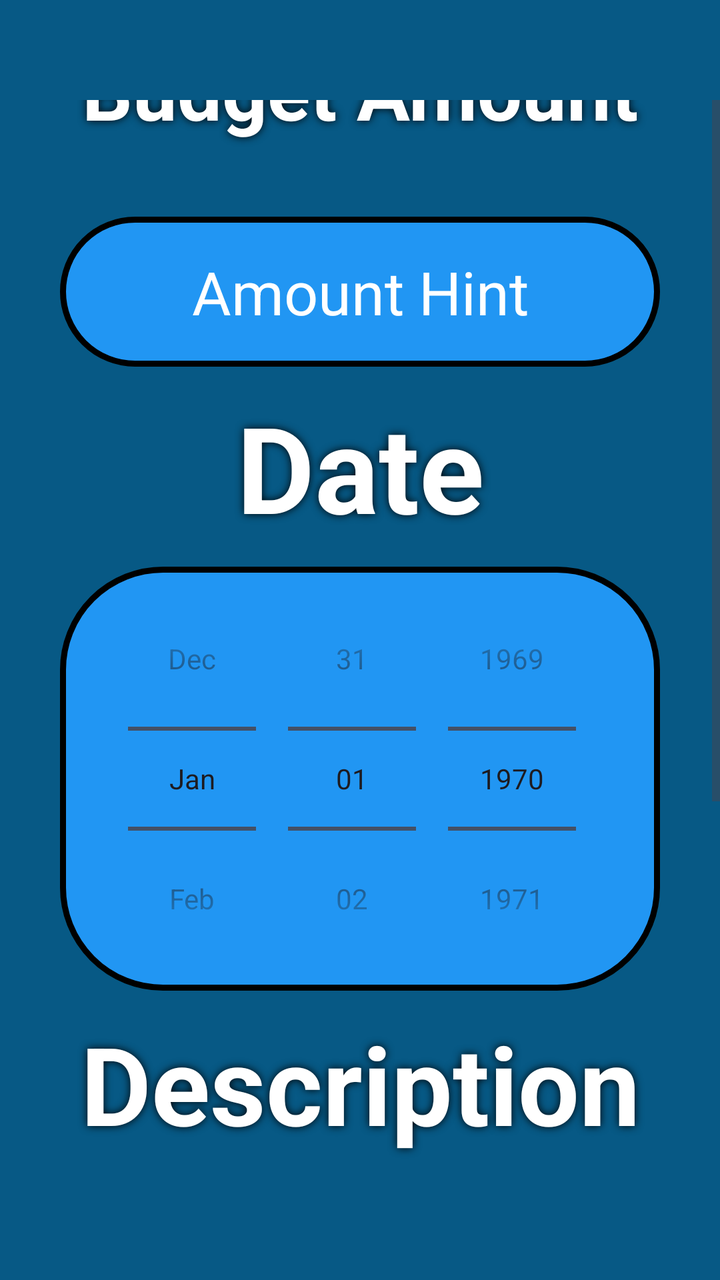
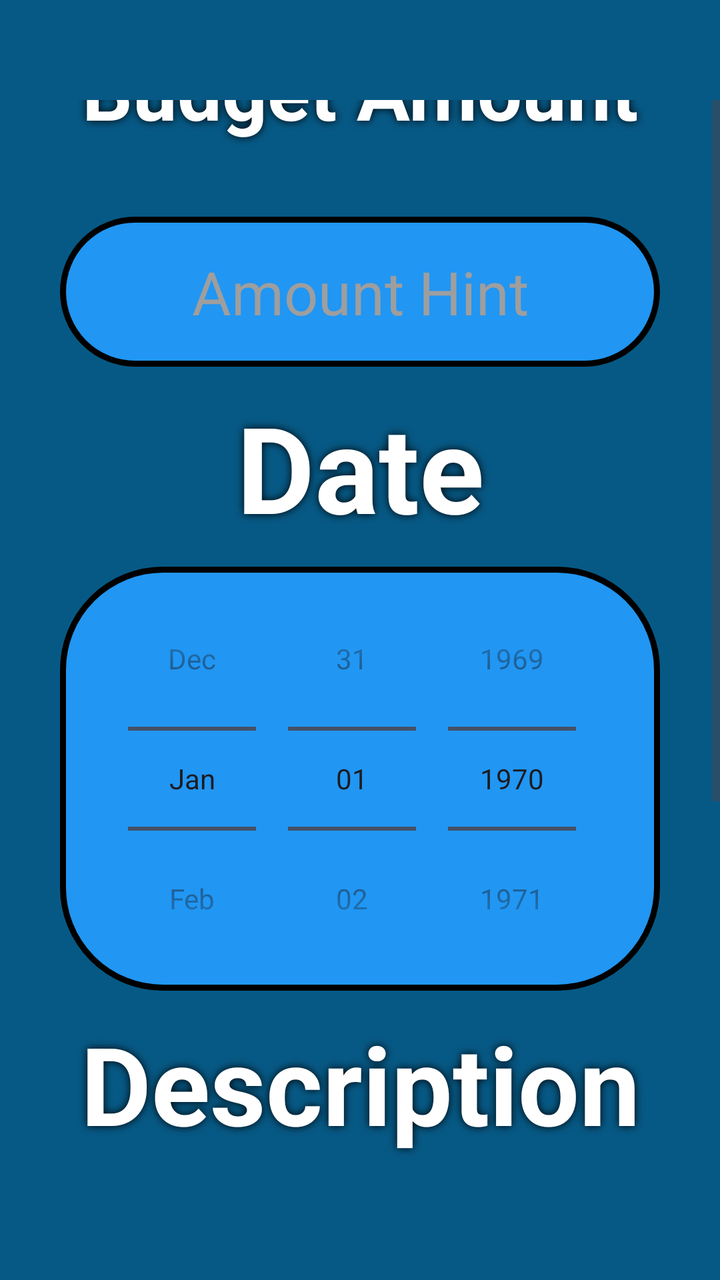

Before-and-after screenshots of an Android layout around one commit, followed by the original layout XML and the change that was made.
<!-- AndroidManifest.xml: application theme Theme.KracKShacKBanking -->
<!-- res/layout/expense_create.xml -->
<?xml version="1.0" encoding="utf-8"?>
<androidx.constraintlayout.widget.ConstraintLayout xmlns:android="http://schemas.android.com/apk/res/android"
    xmlns:app="http://schemas.android.com/apk/res-auto"
    xmlns:tools="http://schemas.android.com/tools"
    android:layout_width="match_parent"
    android:layout_height="match_parent"
    android:background="@color/maincolour">

    <ScrollView
        android:layout_width="match_parent"
        android:layout_height="match_parent"
        android:layout_marginTop="50dp"
        android:layout_marginBottom="50dp"
        app:layout_constraintBottom_toBottomOf="parent"
        app:layout_constraintEnd_toEndOf="parent"
        app:layout_constraintStart_toStartOf="parent"
        app:layout_constraintTop_toTopOf="parent">

        <LinearLayout
            android:layout_width="match_parent"
            android:layout_height="wrap_content"
            android:layout_gravity="center"
            android:gravity="center"
            android:orientation="vertical">

            <TextView
                android:id="@+id/txtCategory"
                android:layout_width="wrap_content"
                android:layout_height="wrap_content"
                android:layout_marginTop="100dp"
                android:width="300dp"
                android:height="100dp"
                android:autoSizeTextType="uniform"
                android:elevation="4dp"
                android:paddingStart="10dp"
                android:paddingTop="10dp"
                android:paddingEnd="10dp"
                android:paddingBottom="10dp"
                android:shadowColor="@color/black"
                android:shadowDx="0.0"
                android:shadowDy="0.0"
                android:shadowRadius="10.0"
                android:text="@string/budget_category"
                android:textAlignment="center"
                android:textColor="@color/white"
                android:textStyle="bold" />

            <Spinner
                android:id="@+id/spnCategory"
                android:layout_width="300dp"
                android:layout_height="wrap_content"
                android:background="@drawable/format_spinner" />

            <TextView
                android:id="@+id/txtAmount"
                android:layout_width="wrap_content"
                android:layout_height="wrap_content"
                android:width="300dp"
                android:height="100dp"
                android:autoSizeTextType="uniform"
                android:elevation="4dp"
                android:paddingStart="10dp"
                android:paddingTop="10dp"
                android:paddingEnd="10dp"
                android:paddingBottom="10dp"
                android:shadowColor="@color/black"
                android:shadowDx="0.0"
                android:shadowDy="0.0"
                android:shadowRadius="10.0"
                android:text="@string/budget_amount"
                android:textAlignment="center"
                android:textColor="@color/white"
                android:textStyle="bold" />

            <EditText
                android:id="@+id/txtAmountInput"
                android:layout_width="300dp"
                android:layout_height="75dp"
                android:background="@drawable/format_button"
                android:gravity="center"
                android:hint="@string/transaction_amount_hint"
                android:inputType="numberDecimal"
                android:paddingStart="10dp"
                android:paddingTop="10dp"
                android:paddingEnd="10dp"
                android:paddingBottom="10dp"
                android:textColor="@color/white"
                android:textColorHint="@color/white"
                android:textSize="30sp" />

            <TextView
                android:id="@+id/txtDate"
                android:layout_width="wrap_content"
                android:layout_height="wrap_content"
                android:width="300dp"
                android:height="100dp"
                android:autoSizeTextType="uniform"
                android:elevation="4dp"
                android:paddingStart="10dp"
                android:paddingTop="10dp"
                android:paddingEnd="10dp"
                android:paddingBottom="10dp"
                android:shadowColor="@color/black"
                android:shadowDx="0.0"
                android:shadowDy="0.0"
                android:shadowRadius="10.0"
                android:text="@string/transaction_date"
                android:textAlignment="center"
                android:textColor="@color/white"
                android:textStyle="bold" />

            <DatePicker
                android:id="@+id/dpDate"
                android:layout_width="300dp"
                android:layout_height="wrap_content"
                android:background="@drawable/format_button"
                android:calendarViewShown="false"
                android:datePickerMode="spinner"
                android:padding="0dp">

            </DatePicker>

            <TextView
                android:id="@+id/txtDescriptionLabel"
                android:layout_width="wrap_content"
                android:layout_height="wrap_content"
                android:width="300dp"
                android:height="100dp"
                android:autoSizeTextType="uniform"
                android:elevation="4dp"
                android:paddingStart="10dp"
                android:paddingTop="10dp"
                android:paddingEnd="10dp"
                android:paddingBottom="10dp"
                android:shadowColor="@color/black"
                android:shadowDx="0.0"
                android:shadowDy="0.0"
                android:shadowRadius="10.0"
                android:text="@string/transaction_description"
                android:textAlignment="center"
                android:textColor="@color/white"
                android:textStyle="bold" />

            <EditText
                android:id="@+id/txtDescription"
                android:layout_width="300dp"
                android:layout_height="75dp"
                android:background="@drawable/format_button"
                android:gravity="center"
                android:hint="@string/transaction_description_hint"
                android:inputType="text"
                android:paddingStart="10dp"
                android:paddingTop="10dp"
                android:paddingEnd="10dp"
                android:paddingBottom="10dp"
                android:textColor="@color/white"
                android:textColorHint="@color/white"
                android:textSize="20sp" />

            <androidx.appcompat.widget.AppCompatButton
                android:id="@+id/btnUploadPhoto"
                android:layout_width="300dp"
                android:layout_height="100dp"
                android:layout_marginTop="25dp"
                android:background="@drawable/format_button" />

            <TextView
                android:id="@+id/txtUploadPhoto"
                android:layout_width="300dp"
                android:layout_height="100dp"
                android:layout_marginTop="-100dp"
                android:autoSizeTextType="uniform"
                android:elevation="5dp"
                android:padding="20dp"
                android:shadowColor="@color/black"
                android:shadowDx="0.0"
                android:shadowDy="0.0"
                android:shadowRadius="10.0"
                android:text="@string/upload_photo"
                android:textAlignment="center"
                android:textColor="@color/white" />

            <Button
                android:id="@+id/btnCancel"
                android:layout_width="wrap_content"
                android:layout_height="wrap_content"
                android:layout_marginTop="10dp"
                android:layout_marginStart="-75dp"
                android:width="125dp"
                android:height="75dp"
                android:backgroundTint="@color/red" />

            <Button
                android:id="@+id/btnEnter"
                android:layout_width="wrap_content"
                android:layout_height="wrap_content"
                android:layout_marginTop="-75dp"
                android:layout_marginEnd="-75dp"
                android:width="125dp"
                android:height="75dp"
                android:backgroundTint="@color/green"
                app:layout_constraintEnd_toEndOf="@+id/txtConfirmPasswordInput"
                app:layout_constraintTop_toBottomOf="@+id/txtConfirmPasswordInput" />

            <TextView
                android:id="@+id/btnCancelText"
                android:layout_width="wrap_content"
                android:layout_height="wrap_content"
                android:layout_marginTop="-75dp"
                android:layout_marginStart="-75dp"
                android:autoSizeTextType="uniform"
                android:width="125dp"
                android:height="75dp"
                android:elevation="5dp"
                android:gravity="center"
                android:padding="20dp"
                android:shadowColor="@color/black"
                android:shadowDx="0.0"
                android:shadowDy="0.0"
                android:shadowRadius="10.0"
                android:text="@string/cancel"
                android:textColor="@color/white" />

            <TextView
                android:id="@+id/btnEnterText"
                android:layout_width="wrap_content"
                android:layout_height="wrap_content"
                android:layout_marginTop="-75dp"
                android:layout_marginEnd="-75dp"
                android:autoSizeTextType="uniform"
                android:width="125dp"
                android:height="75dp"
                android:elevation="5dp"
                android:gravity="center"
                android:padding="20dp"
                android:shadowColor="@color/black"
                android:shadowDx="0.0"
                android:shadowDy="0.0"
                android:shadowRadius="10.0"
                android:text="@string/save"
                android:textColor="@color/white" />
        </LinearLayout>
    </ScrollView>
</androidx.constraintlayout.widget.ConstraintLayout>
<!-- resources referenced by this layout -->
<resources>
  <color name="black">#000000</color>
  <color name="green">#4CAF50</color>
  <color name="maincolour">#075985</color>
  <color name="red">#F44336</color>
  <color name="white">#FFFFFF</color>
  <!-- drawable format_button (drawable) -->
  <?xml version="1.0" encoding="utf-8"?>
  <selector xmlns:android="http://schemas.android.com/apk/res/android">
      <item android:state_enabled="true">
          <shape android:shape="rectangle">
              <solid android:color="@color/primary" />
              <stroke
                  android:width="3dp"
                  android:color="@color/black" />
              <corners android:radius="50dp" />
              <padding
                  android:left="50dp"
                  android:top="50dp"
                  android:right="50dp"
                  android:bottom="50dp" />
          </shape>
      </item>
  </selector>
  <!-- drawable format_spinner (drawable) -->
  <?xml version="1.0" encoding="utf-8"?>
  <selector xmlns:android="http://schemas.android.com/apk/res/android">
      <item>
          <layer-list>
              <item>
                  <shape>
                      <gradient android:angle="90" android:endColor="@color/primary" android:startColor="@color/primary" android:type="linear" />
  
                      <stroke android:width="1dp" android:color="@color/black" />
                      <corners android:radius="20dp" />
                      <padding android:bottom="10dp" android:left="10dp" android:right="10dp" android:top="10dp" />
                  </shape>
              </item>
              <item android:drawable="@drawable/spinner_icon" android:gravity="right" />
          </layer-list>
      </item>
  </selector>
  <string name="budget_amount">Budget Amount</string>
  <string name="budget_category">Category</string>
  <string name="cancel">Cancel</string>
  <string name="save">Save</string>
  <string name="transaction_amount_hint">Amount Hint</string>
  <string name="transaction_date">Date</string>
  <string name="transaction_description">Description</string>
  <string name="transaction_description_hint">Description Hint</string>
  <string name="upload_photo">Upload Photo</string>
  <style name="Theme.KracKShacKBanking" parent="Theme.Material3.DayNight.NoActionBar">
          <item name="colorPrimary">@color/primary</item>
          <item name="colorPrimaryVariant">@color/primary_dark</item>
          <item name="colorOnPrimary">@color/white</item>
          <item name="colorSecondary">@color/secondary</item>
          <item name="colorSecondaryVariant">@color/secondary_dark</item>
          <item name="colorOnSecondary">@color/black</item>
          <item name="android:statusBarColor">@color/primary</item>
          <item name="android:navigationBarColor">@color/primary</item>
          <item name="android:windowLightStatusBar">false</item>
  
      </style>
  <color name="primary">#2196F3</color>
  <!-- drawable spinner_icon (drawable) -->
  <vector xmlns:android="http://schemas.android.com/apk/res/android"
      android:width="36dp"
      android:height="30dp"
      android:viewportWidth="36"
      android:viewportHeight="30">
      <path
          android:fillColor="@color/gray"
          android:pathData="M34.455,0.5H1.545L18,29.001L34.455,0.5Z"
          android:strokeWidth="1"
          android:strokeColor="@color/black" />
  </vector>
  <color name="primary_dark">#1976D2</color>
  <color name="secondary">#FFC107</color>
  <color name="secondary_dark">#FFA000</color>
  <color name="gray">#9E9E9E</color>
</resources>

<!-- the commit's change to res/layout/expense_create.xml (unified diff, before → after) -->
@@ -84,8 +84,8 @@
                 android:paddingTop="10dp"
                 android:paddingEnd="10dp"
                 android:paddingBottom="10dp"
-                android:textColor="@color/white"
-                android:textColorHint="@color/white"
+                android:textColor="@color/text_hint"
+                android:textColorHint="@color/text_hint"
                 android:textSize="30sp" />
 
             <TextView
@@ -153,8 +153,8 @@
                 android:paddingTop="10dp"
                 android:paddingEnd="10dp"
                 android:paddingBottom="10dp"
-                android:textColor="@color/white"
-                android:textColorHint="@color/white"
+                android:textColor="@color/text_hint"
+                android:textColorHint="@color/text_hint"
                 android:textSize="20sp" />
 
             <androidx.appcompat.widget.AppCompatButton
<!-- resource entries referenced after the edit -->
@@ -4,6 +4,7 @@
   <color name="green">#4CAF50</color>
   <color name="maincolour">#075985</color>
   <color name="red">#F44336</color>
+  <color name="text_hint">#9E9E9E</color>
   <color name="white">#FFFFFF</color>
   <!-- drawable format_button (drawable) -->
   <?xml version="1.0" encoding="utf-8"?>
